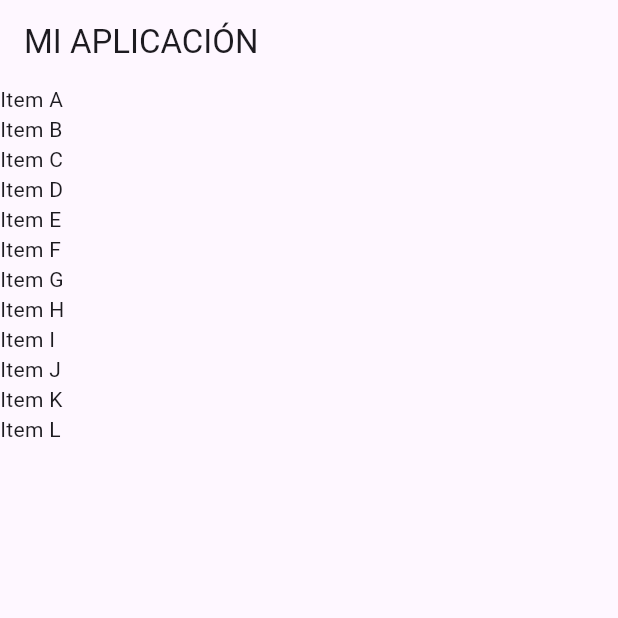
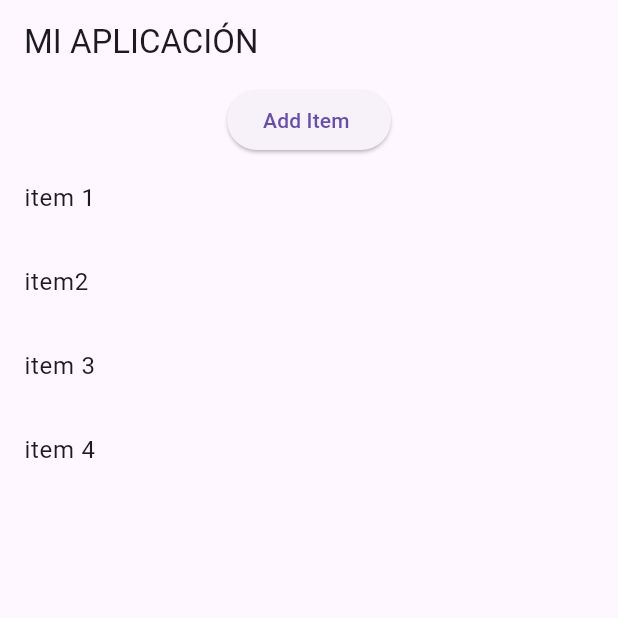
Before and after one commit to MelanyRM25/pokemon_flutterAPI, a Flutter app: the screen it shows after launch, on a phone screen of 412 x 824 dp, the top half of it. Run offline on Flutter 3.47's test engine with Material 3 defaults, Android fonts, the phone set to English and light mode, and no system bars.

Commit message:
Creamos la lista dinamica

```diff
--- a/lib/pages/home.dart
+++ b/lib/pages/home.dart
@@ -10,22 +10,23 @@ class Home extends StatefulWidget {
 }
 
 class _HomeState extends State<Home> {
-  TextEditingController emailController = TextEditingController();
-  TextEditingController passwordController = TextEditingController();
+  List<String> items = ['item 1', 'item2', 'item 3', 'item 4'];
+  // TextEditingController emailController = TextEditingController();
+  // TextEditingController passwordController = TextEditingController();
 
-  void login() async {
-    var url = Uri.https('localhost:8000/api/login');
-    var response = await http.get(url);
+  // void login() async {
+  //   var url = Uri.https('localhost:8000/api/login');
+  //   var response = await http.get(url);
 
-    if (response.statusCode == 200) {
-      var jsonResponse =
-          convert.jsonDecode(response.body) as Map<String, dynamic>;
-      var itemCount = jsonResponse['totalItems'];
-      print('Number of books about http: $itemCount.');
-    } else {
-      print('Request failed with status: ${response.statusCode}.');
-    }
-  }
+  //   if (response.statusCode == 200) {
+  //     var jsonResponse =
+  //         convert.jsonDecode(response.body) as Map<String, dynamic>;
+  //     var itemCount = jsonResponse['totalItems'];
+  //     print('Number of books about http: $itemCount.');
+  //   } else {
+  //     print('Request failed with status: ${response.statusCode}.');
+  //   }
+  // }
 
   @override
   Widget build(BuildContext context) {
@@ -33,20 +34,24 @@ class _HomeState extends State<Home> {
         appBar: AppBar(
           title: Text("MI APLICACIÓN"),
         ),
-        body: ListView(
+        body: Column(
           children: [
-            Text("Item A"),
-            Text("Item B"),
-            Text("Item C"),
-            Text("Item D"),
-            Text("Item E"),
-            Text("Item F"),
-            Text("Item G"),
-            Text("Item H"),
-            Text("Item I"),
-            Text("Item J"),
-            Text("Item K"),
-            Text("Item L"),
+            ElevatedButton(
+                onPressed: () {
+                  setState(() {
+                    items.add('Item ${items.length + 1}');
+                  });
+                },
+                child: Text("Add Item ")),
+            Expanded(
+              child: ListView.builder(
+                  itemCount: items.length,
+                  itemBuilder: (context, index) {
+                    return ListTile(
+                      title: Text(items[index]),
+                    );
+                  }),
+            ),
           ],
         ));
   }
```
